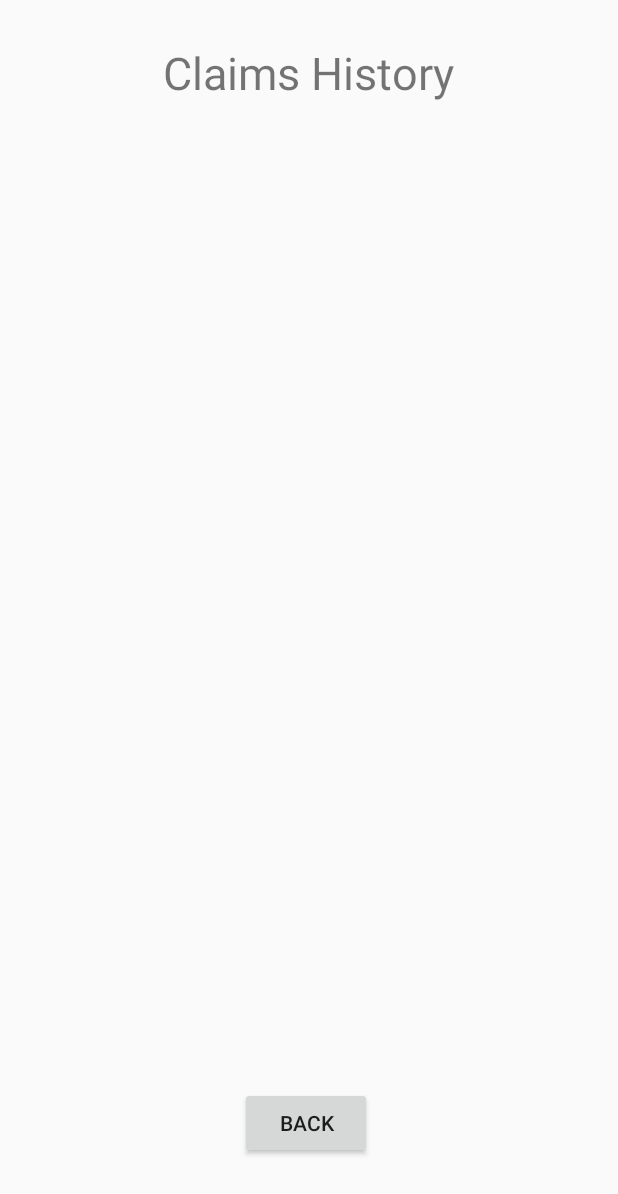
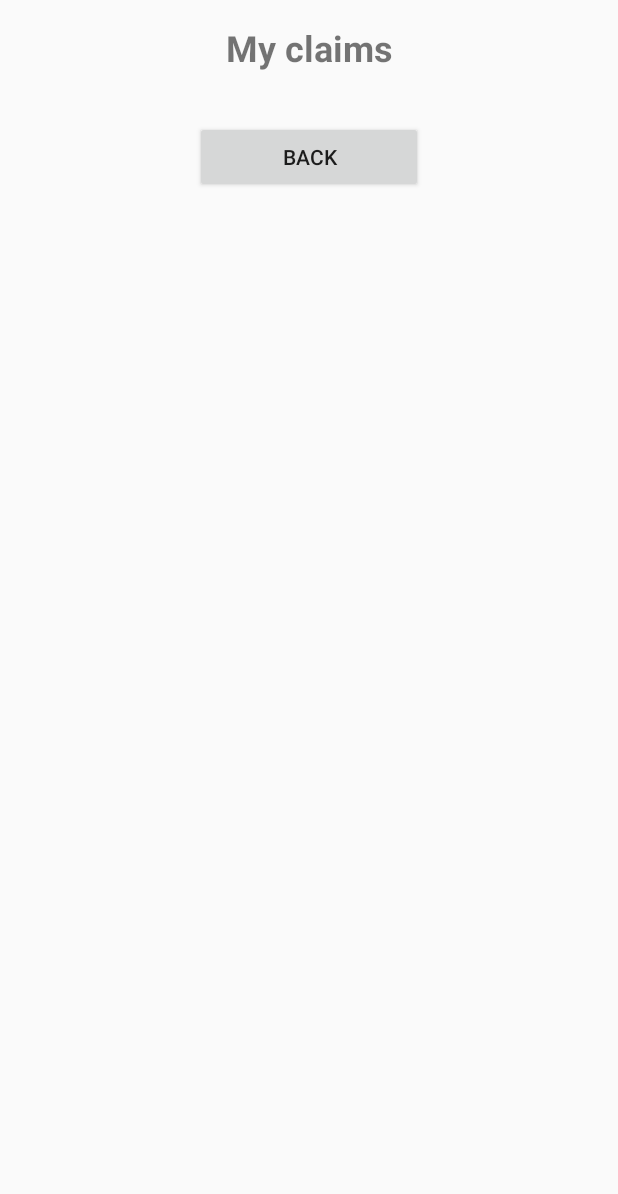
Before and after one commit to andrerosantos/InSureApp, an Android app: the layout activity_list_claim.xml on its own in the app's theme, with its tools: preview values and no code run, on a phone screen of 412 x 824 dp. Shown: the top 1194 px of the screen. Run offline under Robolectric (Android 15) with nearby library versions, the phone set to English and light mode, and no system bars.

Commit message:
list claims working

```diff
--- a/app/src/main/AndroidManifest.xml
+++ b/app/src/main/AndroidManifest.xml
@@ -13,10 +13,10 @@
         android:supportsRtl="true"
         android:theme="@style/AppTheme"
         android:usesCleartextTraffic="true">
-        <activity android:name=".app.activities.CustomerInformationActivity"></activity>
+        <activity android:name=".app.activities.ListClaimActivity"></activity>
+        <activity android:name=".app.activities.CustomerInformationActivity" />
         <activity android:name=".app.activities.NewInsuranceActivity" />
         <activity android:name=".app.activities.ClaimInformationActivity" />
-        <activity android:name=".app.activities.ListClaimActivity" />
         <activity android:name=".app.activities.NewClaimActivity" />
         <activity android:name=".app.activities.MenuActivity" />
         <activity android:name=".app.activities.LoginActivity">
--- a/app/src/main/java/pt/ulisboa/tecnico/sise/insureapp/app/GlobalState.java
+++ b/app/src/main/java/pt/ulisboa/tecnico/sise/insureapp/app/GlobalState.java
@@ -4,6 +4,8 @@ import android.app.Activity;
 import android.app.Application;
 import android.content.Intent;
 import android.util.Log;
+
+import java.io.FileOutputStream;
 
 import pt.ulisboa.tecnico.sise.insureapp.app.activities.LoginActivity;
 
@@ -40,4 +42,5 @@ public class GlobalState extends Application {
         startActivity(intent);
     }
 
+
 }
--- a/app/src/main/res/layout/activity_list_claim.xml
+++ b/app/src/main/res/layout/activity_list_claim.xml
@@ -6,36 +6,69 @@
     android:layout_height="match_parent"
     tools:context=".app.activities.ListClaimActivity">
 
-    <TextView
-        android:id="@+id/textView3"
-        android:layout_width="wrap_content"
-        android:layout_height="wrap_content"
-        android:layout_marginTop="28dp"
-        android:text="@string/claims_history"
-        android:textSize="30sp"
-        app:layout_constraintEnd_toEndOf="parent"
-        app:layout_constraintHorizontal_bias="0.497"
-        app:layout_constraintStart_toStartOf="parent"
-        app:layout_constraintTop_toTopOf="parent" />
+    <LinearLayout
+        android:layout_width="match_parent"
+        android:layout_height="match_parent"
+        android:orientation="vertical">
 
-    <Button
-        android:id="@+id/backButtonListView"
-        android:layout_width="wrap_content"
-        android:layout_height="wrap_content"
-        android:layout_marginStart="160dp"
-        android:text="@string/back_button"
-        app:layout_constraintBottom_toBottomOf="parent"
-        app:layout_constraintStart_toStartOf="parent"
-        app:layout_constraintTop_toTopOf="parent"
-        app:layout_constraintVertical_bias="0.934" />
+        <Space
+            android:layout_width="match_parent"
+            android:layout_height="15dp" />
 
-    <ListView
-        android:id="@+id/listClaims"
-        android:layout_width="377dp"
-        android:layout_height="524dp"
-        app:layout_constraintBottom_toBottomOf="parent"
-        app:layout_constraintEnd_toEndOf="parent"
-        app:layout_constraintStart_toStartOf="parent"
-        app:layout_constraintTop_toTopOf="parent" />
+        <TextView
+            android:id="@+id/textView3"
+            android:layout_width="match_parent"
+            android:layout_height="31dp"
+            android:text="@string/my_claims"
+            android:textAlignment="center"
+            android:textSize="24sp"
+            android:textStyle="bold" />
 
+        <Space
+            android:layout_width="match_parent"
+            android:layout_height="22dp" />
+
+        <LinearLayout
+            android:layout_width="fill_parent"
+            android:layout_height="wrap_content"
+            android:orientation="horizontal">
+
+            <ListView
+                android:id="@+id/list_claims"
+                android:layout_width="match_parent"
+                android:layout_height="wrap_content"
+                android:dividerHeight="2px"
+                android:background="#70AFE3F3">
+
+            </ListView>
+        </LinearLayout>
+
+        <Space
+            android:layout_width="421dp"
+            android:layout_height="12dp" />
+
+        <LinearLayout
+            android:layout_width="fill_parent"
+            android:layout_height="match_parent"
+            android:orientation="horizontal">
+
+            <Space
+                android:layout_width="80dp"
+                android:layout_height="match_parent"
+                android:layout_weight="1" />
+
+            <Button
+                android:id="@+id/backButtonListClaims"
+                android:layout_width="102dp"
+                android:layout_height="wrap_content"
+                android:layout_weight="1"
+                android:text="@string/back_button" />
+
+            <Space
+                android:layout_width="80dp"
+                android:layout_height="match_parent"
+                android:layout_weight="1" />
+        </LinearLayout>
+
+    </LinearLayout>
 </androidx.constraintlayout.widget.ConstraintLayout>
--- a/app/src/main/res/values/strings.xml
+++ b/app/src/main/res/values/strings.xml
@@ -11,6 +11,7 @@
     <string name="logout_button">Log out </string>
     <!--Activity List Claim -->
     <string name="back_button">BACK </string>
+    <string name="my_claims">My claims</string>
     <!--Activity Claim Information -->
     <string name="claim_information">Claim Information </string>
     <string name="claim_title">Claim title: </string>
```
Also changed, not shown: app/src/main/java/pt/ulisboa/tecnico/sise/insureapp/app/WSGetClaimList.java (added, +48 -0 lines), app/src/main/java/pt/ulisboa/tecnico/sise/insureapp/app/activities/ListClaimActivity.java (+30 -2 lines).
